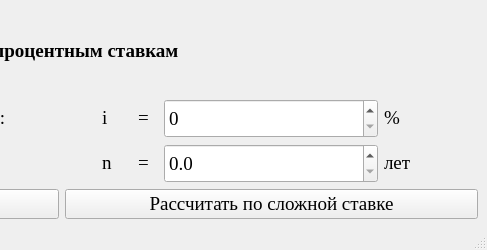
The window that files/MainWindow.ui (Vovadoes/CDREIR) describes before a commit, drawn with Qt 5; both pictures show x 363 to 850 and y 0 to 250 of the 850 by 250 pixel window.
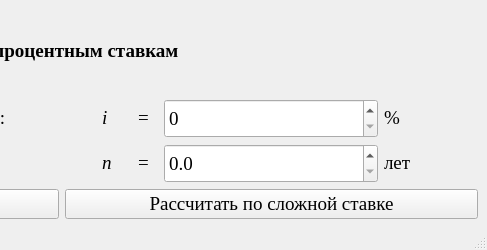
The same window after the commit.

What changed in the file:
```diff
--- a/files/MainWindow.ui
+++ b/files/MainWindow.ui
@@ -89,6 +89,7 @@
            <font>
             <family>Times New Roman</family>
             <pointsize>14</pointsize>
+            <italic>true</italic>
            </font>
           </property>
           <property name="text">
@@ -150,13 +151,13 @@
          <widget class="QLabel" name="label_4">
           <property name="minimumSize">
            <size>
-            <width>35</width>
+            <width>45</width>
             <height>0</height>
            </size>
           </property>
           <property name="maximumSize">
            <size>
-            <width>35</width>
+            <width>45</width>
             <height>16777215</height>
            </size>
           </property>
@@ -219,6 +220,7 @@
            <font>
             <family>Times New Roman</family>
             <pointsize>14</pointsize>
+            <italic>true</italic>
            </font>
           </property>
           <property name="text">
@@ -283,13 +285,13 @@
          <widget class="QLabel" name="label_9">
           <property name="minimumSize">
            <size>
-            <width>35</width>
+            <width>45</width>
             <height>0</height>
            </size>
           </property>
           <property name="maximumSize">
            <size>
-            <width>35</width>
+            <width>45</width>
             <height>16777215</height>
            </size>
           </property>
```
